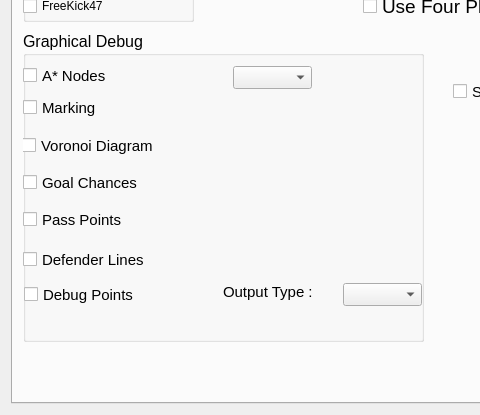
The window that src/ui/mainwindow.ui (kn2cssl/kn2cPrograms) describes before a commit, drawn with Qt 5; both pictures show x 0 to 480 and y 376 to 791 of the 1005 by 791 pixel window.
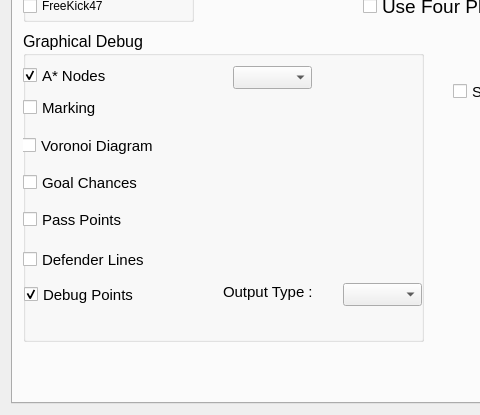
The same window after the commit. The open tabs and pages were chosen to show the change. Icons and pictures are not drawn.

```diff
--- a/src/ui/mainwindow.ui
+++ b/src/ui/mainwindow.ui
@@ -802,6 +802,9 @@
          <property name="text">
           <string>A* Nodes</string>
          </property>
+         <property name="checked">
+          <bool>true</bool>
+         </property>
         </widget>
         <widget class="QCheckBox" name="showDebugs">
          <property name="geometry">
@@ -820,6 +823,9 @@
          <property name="text">
           <string>Debug Points</string>
          </property>
+         <property name="checked">
+          <bool>true</bool>
+         </property>
         </widget>
        </widget>
        <widget class="QComboBox" name="valUDP_comboBox">
```
